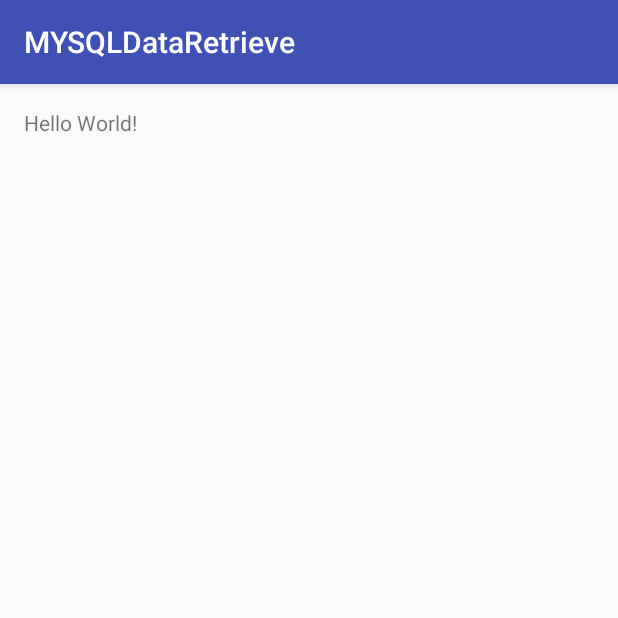
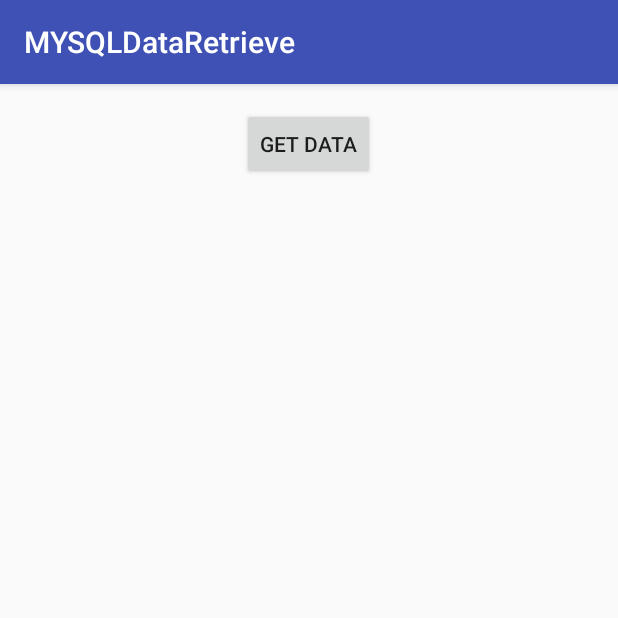
Before and after one commit to PavaniBandi/Android-MYSQLDataRetrieve, an Android app: the screen it shows after launch (MainActivity), on a phone screen of 412 x 824 dp, the top half of it. Run offline under Robolectric (Android 15) with nearby library versions, the phone set to English and light mode, and no system bars.

```diff
--- a/app/src/main/AndroidManifest.xml
+++ b/app/src/main/AndroidManifest.xml
@@ -1,7 +1,7 @@
 <?xml version="1.0" encoding="utf-8"?>
 <manifest xmlns:android="http://schemas.android.com/apk/res/android"
     package="com.pavani.mysqldataretrieve">
-
+<uses-permission android:name="android.permission.INTERNET"/>
     <application
         android:allowBackup="true"
         android:icon="@mipmap/ic_launcher"
--- a/app/src/main/res/layout/activity_main.xml
+++ b/app/src/main/res/layout/activity_main.xml
@@ -9,8 +9,20 @@
     android:paddingTop="@dimen/activity_vertical_margin"
     tools:context="com.pavani.mysqldataretrieve.MainActivity">
 
+    <Button
+        android:layout_width="wrap_content"
+        android:layout_height="wrap_content"
+        android:text="Get Data"
+        android:id="@+id/button"
+        android:layout_alignParentTop="true"
+        android:layout_centerHorizontal="true" />
+
     <TextView
         android:layout_width="wrap_content"
         android:layout_height="wrap_content"
-        android:text="Hello World!" />
+        android:textAppearance="?android:attr/textAppearanceLarge"
+        android:text=""
+        android:id="@+id/textView"
+        android:layout_below="@+id/button"
+        android:layout_alignParentStart="true" />
 </RelativeLayout>
```
Also changed, not shown: app/src/main/java/com/pavani/mysqldataretrieve/MainActivity.java (+77 -2 lines).
